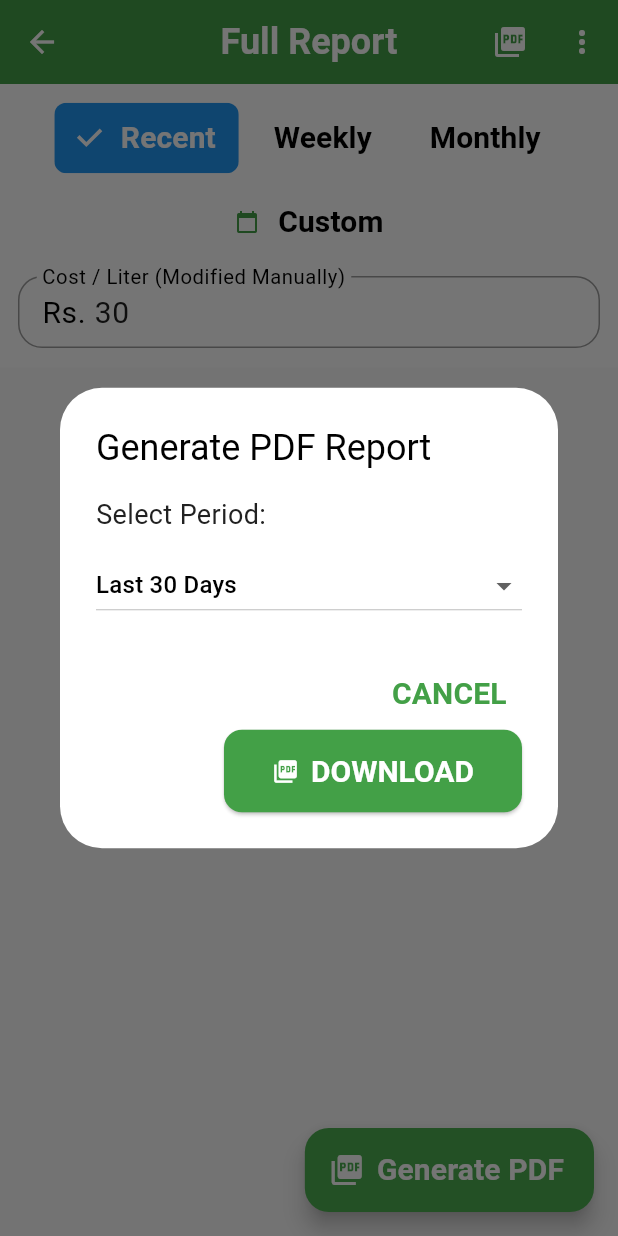
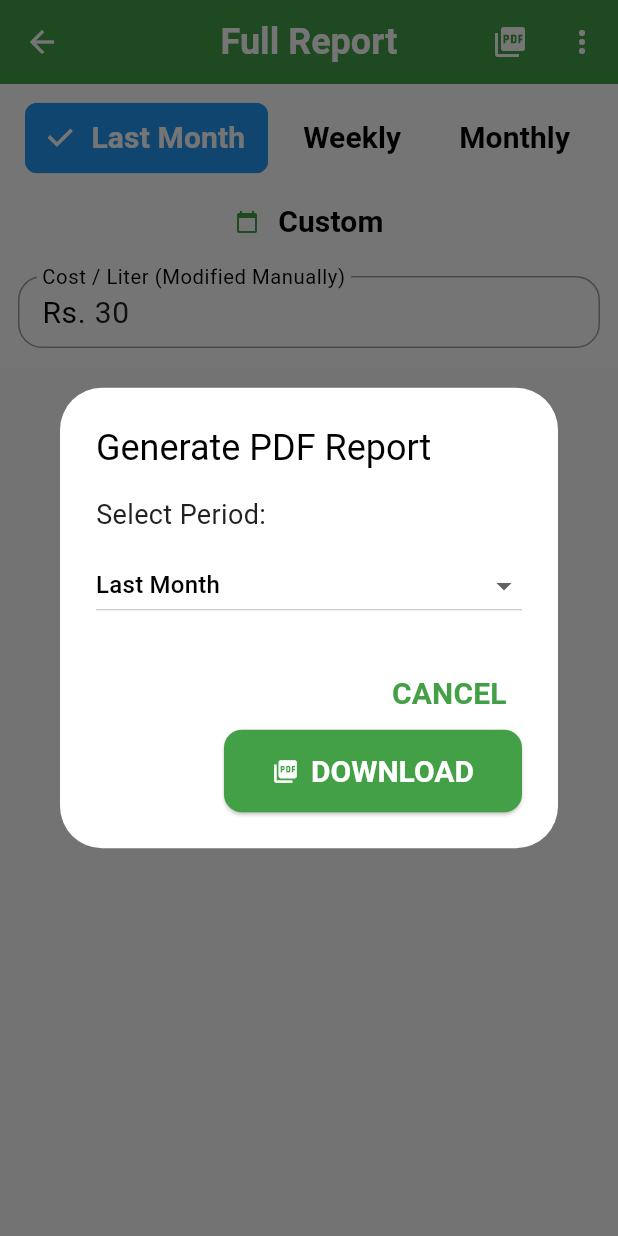
Before and after one commit to kexrthivasan/Dairy_management-, a Flutter app: the FullReportScreen screen opened directly, after a tap on the "picture as pdf" icon, on a phone screen of 412 x 824 dp. Run offline on Flutter 3.47's test engine with Material 3 defaults, Android fonts, the phone set to English and light mode, and no system bars; our stand-ins replace connectivity_plus, csv, file_picker, fl_chart, flutter_dotenv, flutter_local_notifications and 9 more; missing offline and left inert: googleapis, workmanager; accounts and stored records are empty.

Commit message:
feat(reports): Enhance summary UI and report filtering

```diff
--- a/lib/ui/screens/full_report_screen.dart
+++ b/lib/ui/screens/full_report_screen.dart
@@ -19,7 +19,7 @@ class FullReportScreen extends StatefulWidget {
 
 class _FullReportScreenState extends State<FullReportScreen> {
   late TextEditingController _priceController;
-  String _currentFilter = 'Recent';
+  String _currentFilter = 'Last Month';
 
   @override
   void initState() {
@@ -38,7 +38,7 @@ class _FullReportScreenState extends State<FullReportScreen> {
     });
 
     WidgetsBinding.instance.addPostFrameCallback((_) {
-      _applyFilter('Recent');
+      _applyFilter('Last Month');
     });
   }
 
@@ -51,11 +51,12 @@ class _FullReportScreenState extends State<FullReportScreen> {
     final expenseP = Provider.of<ExpenseProvider>(context, listen: false);
     final now = DateTime.now();
 
-    if (filter == 'Recent') {
-      // Recent = Last 30 Days
-      final start = now.subtract(const Duration(days: 30));
-      dairyP.filterByDateRange(start, now);
-      expenseP.filterByDateRange(start, now);
+    if (filter == 'Last Month') {
+      // Last Month = previous calendar month
+      final lastMonth = DateTime(now.year, now.month - 1, 1);
+      final lastDayOfLastMonth = DateTime(now.year, now.month, 0);
+      dairyP.filterByDateRange(lastMonth, lastDayOfLastMonth);
+      expenseP.filterByDateRange(lastMonth, lastDayOfLastMonth);
     } else if (filter == 'Weekly') {
       dairyP.filterByWeek(now);
       expenseP.filterByWeek(now);
@@ -142,12 +143,7 @@ class _FullReportScreenState extends State<FullReportScreen> {
           ),
         ],
       ),
-      floatingActionButton: FloatingActionButton.extended(
-        onPressed: () => _generatePdf(context, dairyP, expenseP),
-        label: const Text("Generate PDF"),
-        icon: const Icon(Icons.picture_as_pdf),
-        backgroundColor: Colors.green,
-      ),
+      // FAB removed per requirement - PDF generation available via AppBar icon
       body: Column(
         children: [
           // 1. Controls (Filter & Price)
@@ -163,9 +159,9 @@ class _FullReportScreenState extends State<FullReportScreen> {
                   alignment: WrapAlignment.center,
                   children: [
                     _FilterChip(
-                      label: 'Recent',
-                      isSelected: _currentFilter == 'Recent',
-                      onTap: () => _applyFilter('Recent'),
+                      label: 'Last Month',
+                      isSelected: _currentFilter == 'Last Month',
+                      onTap: () => _applyFilter('Last Month'),
                     ),
                     _FilterChip(
                       label: 'Weekly',
@@ -297,7 +293,7 @@ class _FullReportScreenState extends State<FullReportScreen> {
             e.date,
             e.morningMilk,
             e.eveningMilk,
-            e.notes ?? '',
+            e.notes,
           );
           count++;
         }
@@ -484,7 +480,7 @@ class _FullReportScreenState extends State<FullReportScreen> {
     await showDialog(
       context: context,
       builder: (context) {
-        String filterType = "Recent"; // Default
+        String filterType = "LastMonth"; // Default
         DateTime? customStart;
         DateTime? customEnd;
 
@@ -503,8 +499,8 @@ class _FullReportScreenState extends State<FullReportScreen> {
                     isExpanded: true,
                     items: const [
                       DropdownMenuItem(
-                        value: "Recent",
-                        child: Text("Last 30 Days"),
+                        value: "LastMonth",
+                        child: Text("Last Month"),
                       ),
                       DropdownMenuItem(value: "Week", child: Text("This Week")),
                       DropdownMenuItem(
@@ -583,10 +579,10 @@ class _FullReportScreenState extends State<FullReportScreen> {
                           end = now;
                         }
                         break;
-                      case "Recent":
+                      case "LastMonth":
                       default:
-                        start = now.subtract(const Duration(days: 30));
-                        end = now;
+                        start = DateTime(now.year, now.month - 1, 1);
+                        end = DateTime(now.year, now.month, 0);
                         break;
                     }
 
```
Also changed, not shown: lib/ui/screens/monthly_summary_screen.dart (added, +330 -0 lines).
